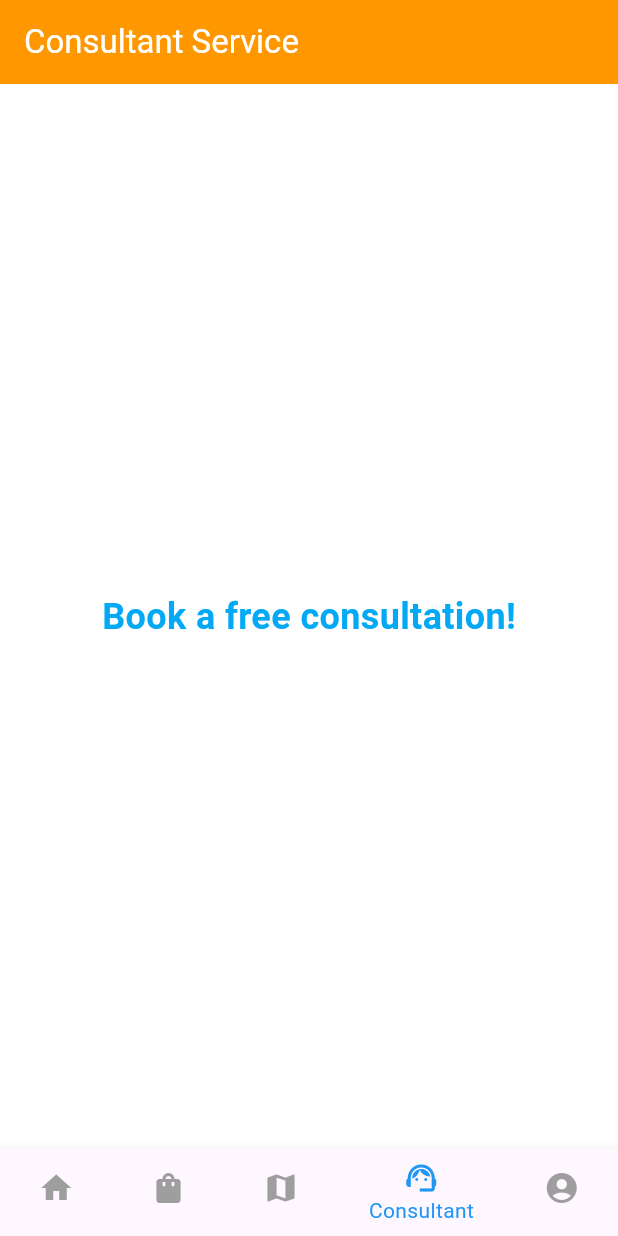
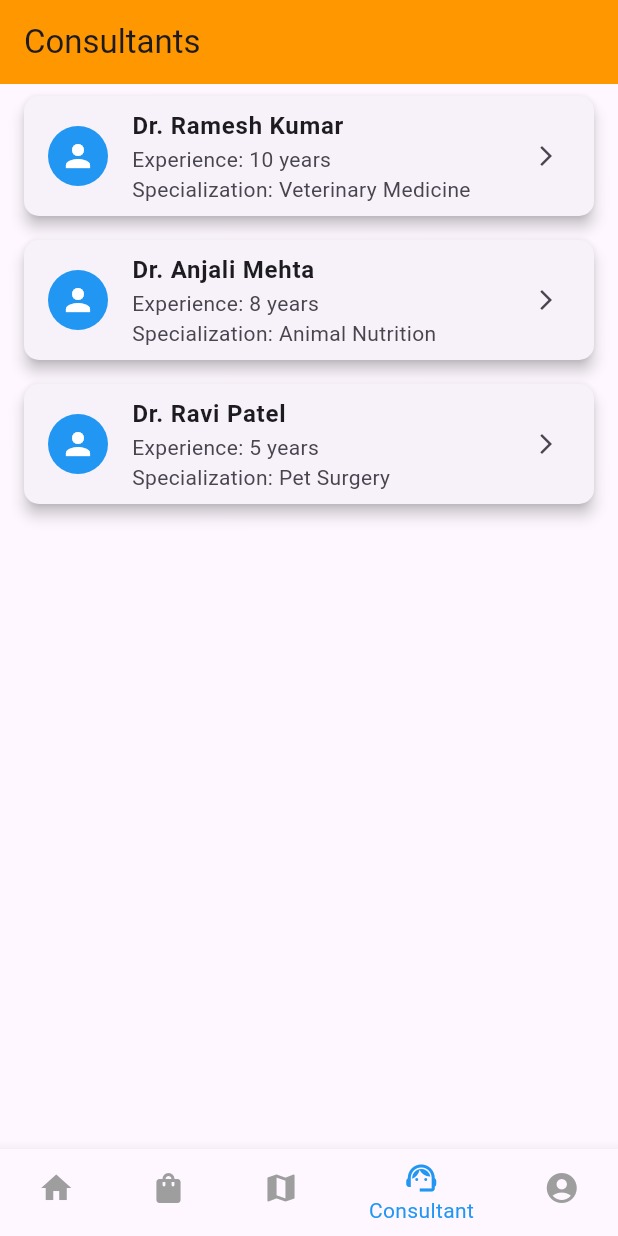
Before and after one commit to soham04010/petcare, a Flutter app: the screen it shows after launch, item 4 of the bottom bar chosen, on a phone screen of 412 x 824 dp. Run offline on Flutter 3.47's test engine with Material 3 defaults, Android fonts, the phone set to English and light mode, and no system bars; our stand-ins replace flutter_map, geolocator, image_picker, latlong2, shared_preferences.

Commit message:
15-consultant-service-page done

```diff
--- a/lib/screens/consultant_screen.dart
+++ b/lib/screens/consultant_screen.dart
@@ -1,23 +1,166 @@
 import 'package:flutter/material.dart';
-import '../colors.dart';
+// ignore: depend_on_referenced_packages
+import 'package:url_launcher/url_launcher.dart';
 
 class ConsultantScreen extends StatelessWidget {
-  const ConsultantScreen({super.key});
+  // List of consultants
+  final List<Map<String, String>> consultants = [
+    {
+      "name": "Dr. Ramesh Kumar",
+      "mobile": "9876543210",
+      "experience": "10 years",
+      "specialization": "Veterinary Medicine"
+    },
+    {
+      "name": "Dr. Anjali Mehta",
+      "mobile": "9123456789",
+      "experience": "8 years",
+      "specialization": "Animal Nutrition"
+    },
+    {
+      "name": "Dr. Ravi Patel",
+      "mobile": "8899001122",
+      "experience": "5 years",
+      "specialization": "Pet Surgery"
+    },
+  ];
 
   @override
   Widget build(BuildContext context) {
     return Scaffold(
-      backgroundColor: backgroundColor,
       appBar: AppBar(
-        backgroundColor: primaryColor,
-        title: Text('Consultant Service', style: TextStyle(color: Colors.white)),
+        title: Text('Consultants'),
+        backgroundColor: Colors.orange,
       ),
-      body: Center(
-        child: Text(
-          'Book a free consultation!',
-          style: TextStyle(fontSize: 24, fontWeight: FontWeight.bold, color: secondaryColor),
+      body: ListView.builder(
+        itemCount: consultants.length,
+        itemBuilder: (context, index) {
+          final consultant = consultants[index];
+          return Card(
+            margin: const EdgeInsets.symmetric(horizontal: 16, vertical: 8),
+            elevation: 4,
+            shape: RoundedRectangleBorder(
+              borderRadius: BorderRadius.circular(10),
+            ),
+            child: ListTile(
+              leading: CircleAvatar(
+                backgroundColor: Colors.blue,
+                child: Icon(Icons.person, color: Colors.white),
+              ),
+              title: Text(
+                consultant['name'] ?? '',
+                style: TextStyle(fontWeight: FontWeight.bold, fontSize: 16),
+              ),
+              subtitle: Text(
+                'Experience: ${consultant['experience']}\nSpecialization: ${consultant['specialization']}',
+              ),
+              trailing: Icon(Icons.arrow_forward_ios, size: 16),
+              onTap: () {
+                // Navigate to consultant details page
+                Navigator.push(
+                  context,
+                  MaterialPageRoute(
+                    builder: (context) => ConsultantDetailsScreen(
+                      name: consultant['name'] ?? '',
+                      mobile: consultant['mobile'] ?? '',
+                      experience: consultant['experience'] ?? '',
+                      specialization: consultant['specialization'] ?? '',
+                    ),
+                  ),
+                );
+              },
+            ),
+          );
+        },
+      ),
+    );
+  }
+}
+
+class ConsultantDetailsScreen extends StatelessWidget {
+  final String name;
+  final String mobile;
+  final String experience;
+  final String specialization;
+
+  ConsultantDetailsScreen({
+    required this.name,
+    required this.mobile,
+    required this.experience,
+    required this.specialization,
+  });
+
+  @override
+  Widget build(BuildContext context) {
+    return Scaffold(
+      appBar: AppBar(
+        title: Text('Consultant Details'),
+        backgroundColor: Colors.orange,
+      ),
+      body: Padding(
+        padding: const EdgeInsets.all(16.0),
+        child: Column(
+          crossAxisAlignment: CrossAxisAlignment.start,
+          children: [
+            Text(
+              name,
+              style: TextStyle(fontWeight: FontWeight.bold, fontSize: 24),
+            ),
+            SizedBox(height: 8),
+            Text(
+              'Experience: $experience',
+              style: TextStyle(fontSize: 16),
+            ),
+            SizedBox(height: 8),
+            Text(
+              'Specialization: $specialization',
+              style: TextStyle(fontSize: 16),
+            ),
+            SizedBox(height: 16),
+            Row(
+              mainAxisAlignment: MainAxisAlignment.spaceEvenly,
+              children: [
+                ElevatedButton.icon(
+                  onPressed: () {
+                    _makeCall(mobile);
+                  },
+                  icon: Icon(Icons.call),
+                  label: Text('Call'),
+                  style: ElevatedButton.styleFrom(backgroundColor: Colors.green),
+                ),
+                ElevatedButton.icon(
+                  onPressed: () {
+                    _sendMessage(mobile);
+                  },
+                  icon: Icon(Icons.message),
+                  label: Text('Message'),
+                  style: ElevatedButton.styleFrom(backgroundColor: Colors.blue),
+                ),
+              ],
+            ),
+          ],
         ),
       ),
     );
   }
+
+  // Function to make a call
+  void _makeCall(String phoneNumber) async {
+    final Uri callUri = Uri(scheme: 'tel', path: phoneNumber);
+    if (await canLaunchUrl(callUri)) {
+      await launchUrl(callUri);
+    } else {
+      throw 'Could not launch $phoneNumber';
+    }
+  }
+
+  // Function to send a message
+  void _sendMessage(String phoneNumber) async {
+    final Uri smsUri = Uri(scheme: 'sms', path: phoneNumber);
+    if (await canLaunchUrl(smsUri)) {
+      await launchUrl(smsUri);
+    } else {
+      throw 'Could not launch $phoneNumber';
+    }
+  }
 }
--- a/pubspec.yaml
+++ b/pubspec.yaml
@@ -36,6 +36,7 @@ dependencies:
   image_picker: ^1.0.4
   permission_handler: ^11.0.0
   shared_preferences: ^2.2.2
+  url_launcher: ^6.3.1
 
 
 
```
Also changed, not shown: pubspec.lock, 11 other files.
